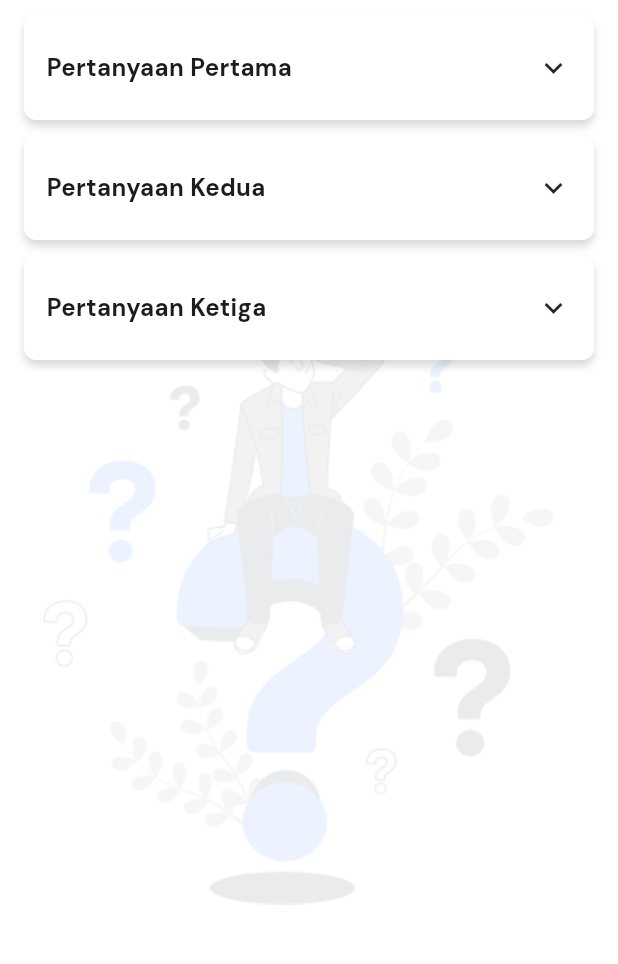
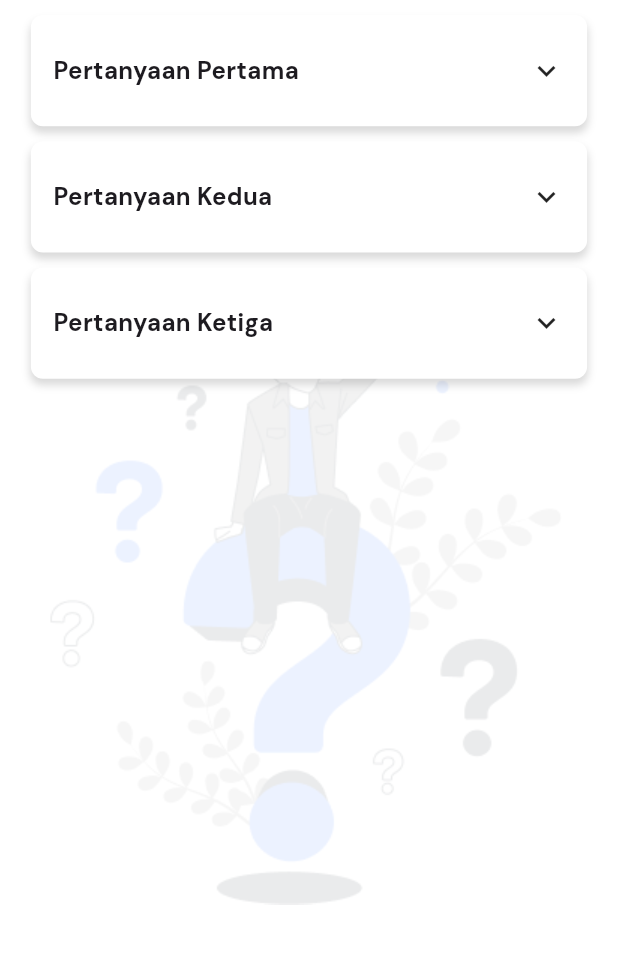
Before and after one commit to ssscholastica/e-Tuntas, a Flutter app: the PertanyaanUmum screen opened directly, on a phone screen of 412 x 824 dp, the part 132-1096 px from its top. Run offline on Flutter 3.47's test engine with Material 3 defaults, Android fonts, the phone set to English and light mode, and no system bars; our stand-ins replace badges, dropdown_search, file_picker, google_fonts, open_file.

Commit message:
update ukuran button

```diff
--- a/lib/cara-pangajuan/caraPengajuan.dart
+++ b/lib/cara-pangajuan/caraPengajuan.dart
@@ -19,8 +19,8 @@ class _CaraPengajuanState extends State<CaraPengajuan> {
   Widget buildImageBox(String nama, String imagePath, int color) {
     return Container(
       margin: const EdgeInsets.only(top: 20),
-      width: 350,
-      height: 90,
+      width: MediaQuery.of(context).size.width *0.9,
+      height: MediaQuery.of(context).size.height * 0.1,
       decoration: BoxDecoration(
         color: Color(color),
         borderRadius: BorderRadius.circular(10),
--- a/lib/pengajuan-santunan/pengajuanSantunan1.dart
+++ b/lib/pengajuan-santunan/pengajuanSantunan1.dart
@@ -239,7 +239,10 @@ class _PengajuanSantunan1State extends State<PengajuanSantunan1> {
               },
               style: ElevatedButton.styleFrom(
                 padding:
-                    const EdgeInsets.symmetric(horizontal: 160, vertical: 15),
+                  EdgeInsets.symmetric(
+                  horizontal: MediaQuery.of(context).size.width * 0.4,
+                  vertical: MediaQuery.of(context).size.height * 0.02,
+                ),
                 shape: RoundedRectangleBorder(
                   borderRadius: BorderRadius.circular(10),
                 ),
--- a/lib/pengajuan-santunan/pengajuanSantunan2.dart
+++ b/lib/pengajuan-santunan/pengajuanSantunan2.dart
@@ -240,7 +240,10 @@ class _PengajuanSantunan2State extends State<PengajuanSantunan2> {
               },
               style: ElevatedButton.styleFrom(
                 padding:
-                    const EdgeInsets.symmetric(horizontal: 160, vertical: 15),
+                  EdgeInsets.symmetric(
+                  horizontal: MediaQuery.of(context).size.width * 0.4,
+                  vertical: MediaQuery.of(context).size.height * 0.02,
+                ),
                 shape: RoundedRectangleBorder(
                   borderRadius: BorderRadius.circular(10),
                 ),
--- a/lib/pengajuan-santunan/pengajuanSantunan3.dart
+++ b/lib/pengajuan-santunan/pengajuanSantunan3.dart
@@ -240,7 +240,10 @@ class _PengajuanSantunan3State extends State<PengajuanSantunan3> {
               },
               style: ElevatedButton.styleFrom(
                 padding:
-                    const EdgeInsets.symmetric(horizontal: 160, vertical: 15),
+                  EdgeInsets.symmetric(
+                  horizontal: MediaQuery.of(context).size.width * 0.4,
+                  vertical: MediaQuery.of(context).size.height * 0.02,
+                ),
                 shape: RoundedRectangleBorder(
                   borderRadius: BorderRadius.circular(10),
                 ),
--- a/lib/pengajuan-santunan/pengajuanSantunan4.dart
+++ b/lib/pengajuan-santunan/pengajuanSantunan4.dart
@@ -240,7 +240,10 @@ class _PengajuanSantunan4State extends State<PengajuanSantunan4> {
               },
               style: ElevatedButton.styleFrom(
                 padding:
-                    const EdgeInsets.symmetric(horizontal: 160, vertical: 15),
+                  EdgeInsets.symmetric(
+                  horizontal: MediaQuery.of(context).size.width * 0.4,
+                  vertical: MediaQuery.of(context).size.height * 0.02,
+                ),
                 shape: RoundedRectangleBorder(
                   borderRadius: BorderRadius.circular(10),
                 ),
--- a/lib/pengajuan-santunan/pengajuanSantunan5.dart
+++ b/lib/pengajuan-santunan/pengajuanSantunan5.dart
@@ -240,7 +240,10 @@ class _PengajuanSantunan5State extends State<PengajuanSantunan5> {
               },
               style: ElevatedButton.styleFrom(
                 padding:
-                    const EdgeInsets.symmetric(horizontal: 160, vertical: 15),
+                  EdgeInsets.symmetric(
+                  horizontal: MediaQuery.of(context).size.width * 0.4,
+                  vertical: MediaQuery.of(context).size.height * 0.02,
+                ),
                 shape: RoundedRectangleBorder(
                   borderRadius: BorderRadius.circular(10),
                 ),
--- a/lib/pertanyaan-umum/pertanyaan-umum.dart
+++ b/lib/pertanyaan-umum/pertanyaan-umum.dart
@@ -17,7 +17,7 @@ class _PertanyaanUmumState extends State<PertanyaanUmum> {
   Map<String, bool> _expandedStatus = {};
 
   Widget buildImageBox(String title, String content) {
-    bool isExpanded = _expandedStatus[title] ?? false; // Cek status ekspansi
+    bool isExpanded = _expandedStatus[title] ?? false;
 
     return Column(
       crossAxisAlignment: CrossAxisAlignment.start,
@@ -31,8 +31,8 @@ class _PertanyaanUmumState extends State<PertanyaanUmum> {
           },
           child: Container(
             margin: const EdgeInsets.only(bottom: 10),
-            width: 380,
-            height: 70,
+            width: MediaQuery.of(context).size.width * 0.9,
+            height: MediaQuery.of(context).size.height * 0.09,
             padding: const EdgeInsets.symmetric(vertical: 10, horizontal: 15),
             decoration: BoxDecoration(
               color: Colors.white,
@@ -68,7 +68,7 @@ class _PertanyaanUmumState extends State<PertanyaanUmum> {
           Container(
             padding: const EdgeInsets.all(10),
             margin: const EdgeInsets.only(top: 5, bottom: 10),
-            width: 380,
+            width: MediaQuery.of(context).size.width * 0.9,
             decoration: BoxDecoration(
               color: Colors.white,
               borderRadius: BorderRadius.circular(8),
--- a/lib/profile/ubahSandi.dart
+++ b/lib/profile/ubahSandi.dart
@@ -152,7 +152,10 @@ class _UbahSandiState extends State<UbahSandi> {
                   onPressed: _onBackPressed,
                   style: ElevatedButton.styleFrom(
                       padding:
-                          const EdgeInsets.symmetric(horizontal: 160, vertical: 15),
+                        EdgeInsets.symmetric(
+                        horizontal: MediaQuery.of(context).size.width * 0.4,
+                        vertical: MediaQuery.of(context).size.height * 0.02,
+                      ),
                       shape: RoundedRectangleBorder(
                         borderRadius: BorderRadius.circular(10),
                       ),
```
